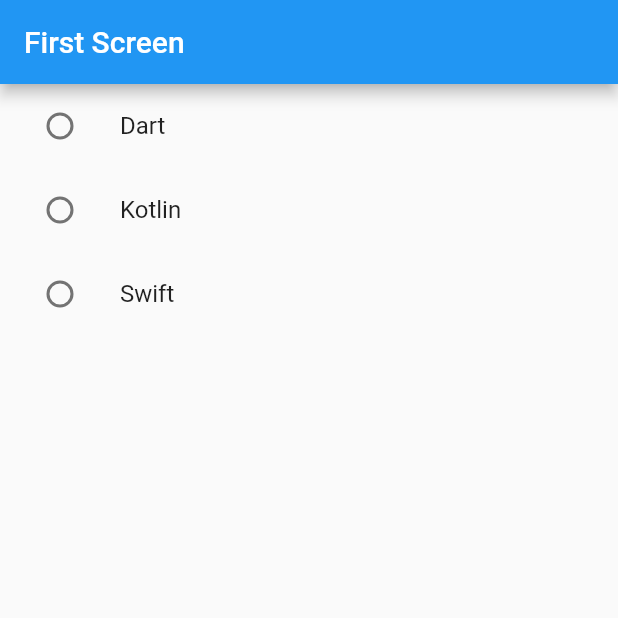
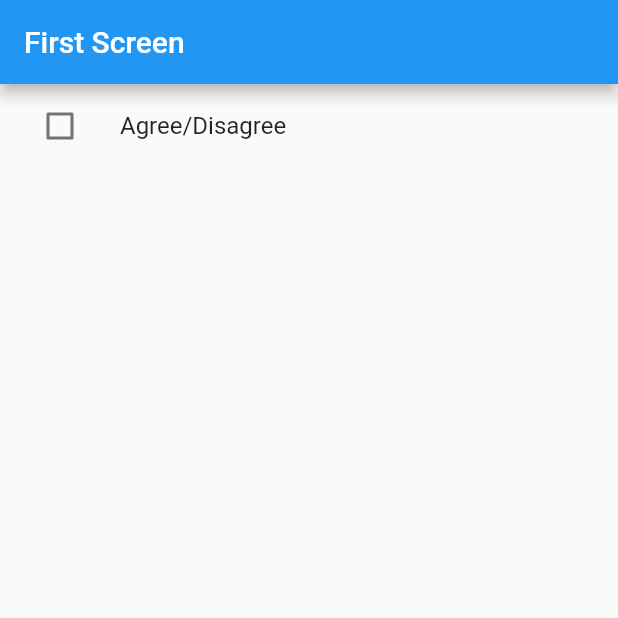
Before and after one commit to bayazidsustami/basic_training_flutter, a Flutter app: the screen it shows after launch, on a phone screen of 412 x 824 dp, the top half of it. Run offline on Flutter 3.47's test engine with Material 2 defaults, Android fonts, the phone set to English and light mode, and no system bars.

```diff
--- a/lib/main.dart
+++ b/lib/main.dart
@@ -23,67 +23,26 @@ class FirstScreen extends StatefulWidget{
 
 class _FirstScreen extends State<FirstScreen>{
 
-  String language;
+  bool isAgree = false;
 
   @override
   Widget build(BuildContext context) {
+
     return Scaffold(
       appBar: AppBar(
         title: Text('First Screen'),
       ),
-      body: Column(
-        mainAxisSize: MainAxisSize.min,
-        children: <Widget>[
-          ListTile(
-            leading: Radio<String>(
-              value: 'Dart',
-              groupValue: language,
-              onChanged: (String value){
-                setState(() {
-                  language = value;
-                  showSnackBar();
-                });
-              },
-            ),
-            title: (Text('Dart')),
-          ),
-          ListTile(
-            leading: Radio<String>(
-              value: 'Kotlin',
-              groupValue: language,
-              onChanged: (String value){
-                setState(() {
-                  language = value;
-                  showSnackBar();
-                });
-              },
-            ),
-            title: (Text('Kotlin')),
-          ),
-          ListTile(
-            leading: Radio<String>(
-              value: 'Swift',
-              groupValue: language,
-              onChanged: (String value){
-                setState(() {
-                  language = value;
-                  showSnackBar();
-                });
-              },
-            ),
-            title: (Text('Swift')),
-          )
-        ],
+      body: ListTile(
+        leading: Checkbox(
+          value: isAgree,
+          onChanged: (bool value){
+            setState(() {
+              isAgree = value;
+            });
+          },
+        ),
+        title: Text('Agree/Disagree'),
       )
     );
   }
-
-  void showSnackBar(){
-    ScaffoldMessenger.of(context).showSnackBar(
-        SnackBar(
-          content: Text(language),
-          duration: Duration(seconds: 1),
-        )
-    );
-  }
 }
```
